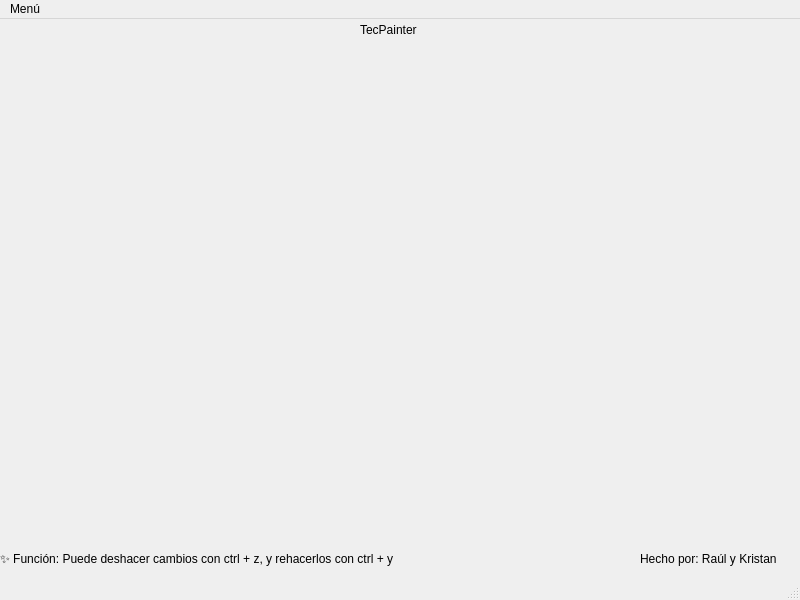
Above: mainwindow.ui from ITLP-Chronicles/TecPainter before the change. Below: the same form after it.
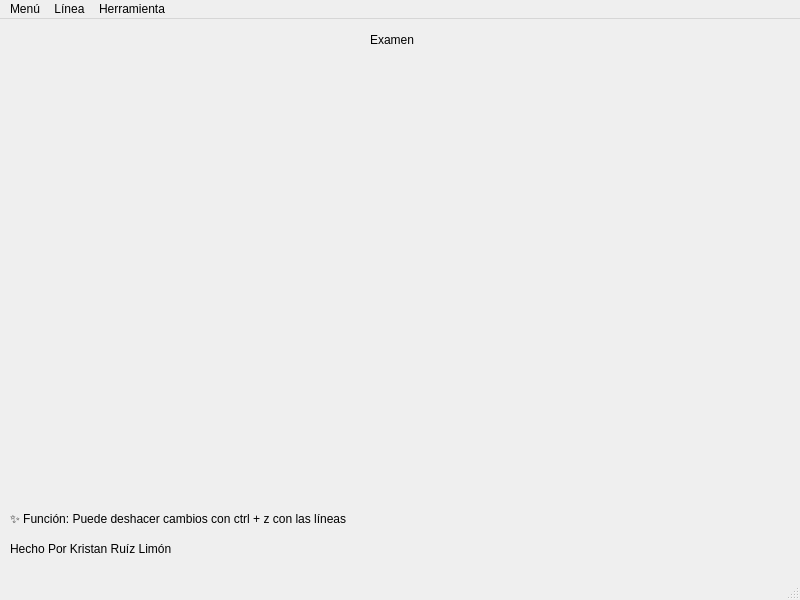
That is the form after the change. Icons and pictures are not drawn.

Patch:
```diff
--- a/mainwindow.ui
+++ b/mainwindow.ui
@@ -20,40 +20,40 @@
    <widget class="QLabel" name="label">
     <property name="geometry">
      <rect>
-      <x>0</x>
-      <y>530</y>
+      <x>10</x>
+      <y>490</y>
       <width>501</width>
       <height>20</height>
      </rect>
     </property>
     <property name="text">
-     <string>✨ Función: Puede deshacer cambios con ctrl + z, y rehacerlos con ctrl + y</string>
+     <string>✨ Función: Puede deshacer cambios con ctrl + z con las líneas</string>
     </property>
    </widget>
    <widget class="QLabel" name="label_2">
     <property name="geometry">
      <rect>
-      <x>640</x>
-      <y>530</y>
-      <width>171</width>
+      <x>10</x>
+      <y>520</y>
+      <width>211</width>
       <height>20</height>
      </rect>
     </property>
     <property name="text">
-     <string>Hecho por: Raúl y Kristan</string>
+     <string>Hecho Por Kristan Ruíz Limón</string>
     </property>
    </widget>
    <widget class="QLabel" name="label_3">
     <property name="geometry">
      <rect>
-      <x>360</x>
-      <y>0</y>
-      <width>71</width>
+      <x>370</x>
+      <y>10</y>
+      <width>51</width>
       <height>21</height>
      </rect>
     </property>
     <property name="text">
-     <string>TecPainter</string>
+     <string>Examen</string>
     </property>
    </widget>
   </widget>
@@ -73,7 +73,25 @@
     <addaction name="actionLeer"/>
     <addaction name="actionGuardar"/>
    </widget>
+   <widget class="QMenu" name="menuL_nea">
+    <property name="title">
+     <string>Línea</string>
+    </property>
+    <addaction name="actionNormal"/>
+    <addaction name="actionInterlineado"/>
+   </widget>
+   <widget class="QMenu" name="menuHerramienta">
+    <property name="title">
+     <string>Herramienta</string>
+    </property>
+    <addaction name="actionDibujar"/>
+    <addaction name="actionTrasladar"/>
+    <addaction name="actionRotar"/>
+    <addaction name="actionEscalar"/>
+   </widget>
    <addaction name="menuMen"/>
+   <addaction name="menuL_nea"/>
+   <addaction name="menuHerramienta"/>
   </widget>
   <widget class="QStatusBar" name="statusbar"/>
   <action name="actionGuardar">
```
Left out of the diff: 30 changed lines with no effect on the pictures.
